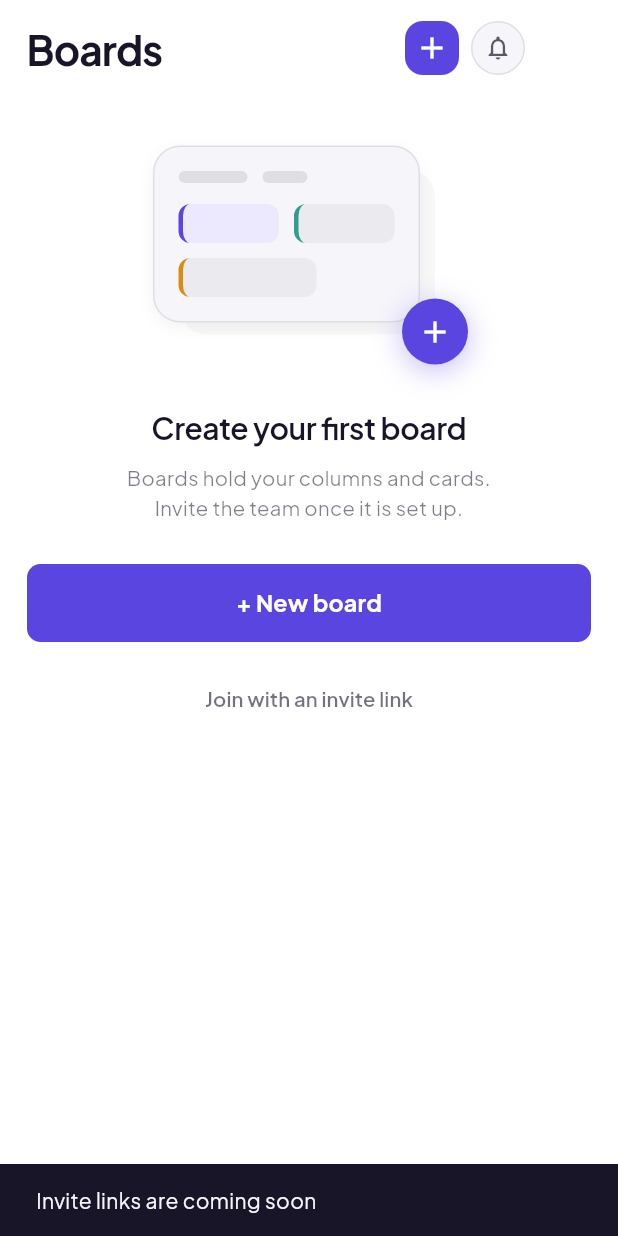
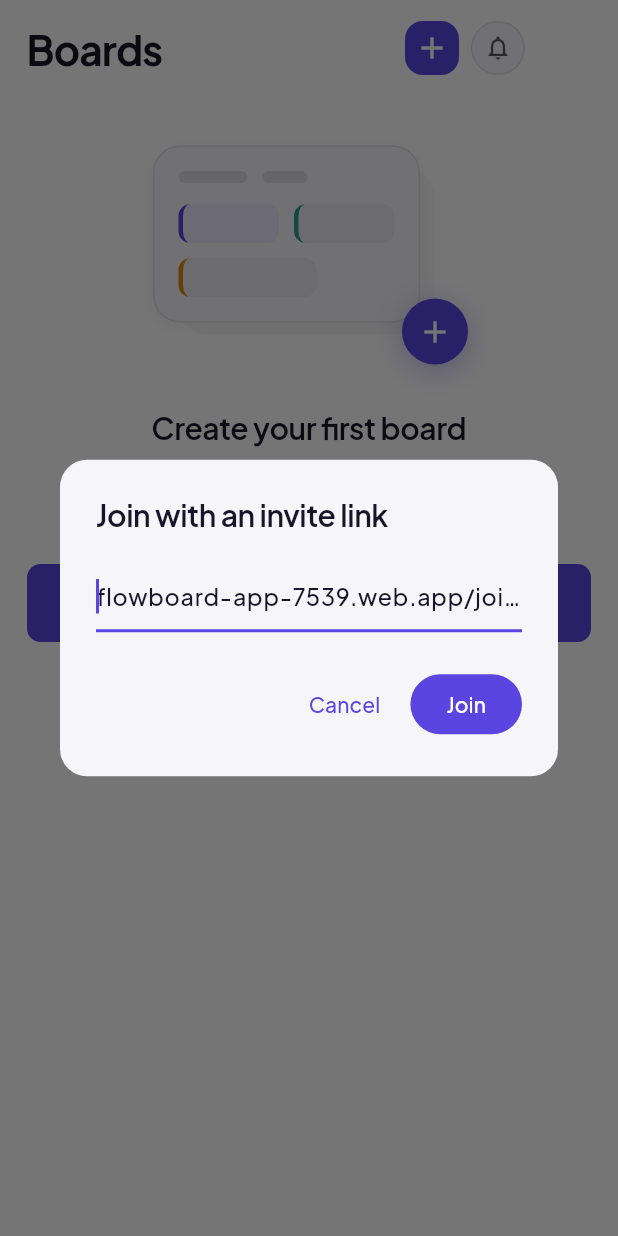
Before and after one commit to BelalSaqer/FlowBoard, a Flutter app: the screen it shows after launch, after a tap on "Skip", after a tap on "Join with an invite link", on a phone screen of 412 x 824 dp. Run offline on Flutter 3.47's test engine with Material 3 defaults, Android fonts, the phone set to English and light mode, and no system bars; our stand-ins replace cloud_firestore, firebase_auth, firebase_core, flutter_riverpod, google_fonts, image_picker and 1 more; accounts and stored records are empty.

Commit message:
Wire up "Join with an invite link" — it only ever showed a stub before
Tapping it on the empty boards list showed "Invite links are coming
soon", a leftover from before real invite links existed. Now it opens
a dialog to paste either the full link or just the board id, joins
that board the same way opening the link directly would, and lands you
on it. Verified live: a fresh account with an empty board list can
paste a link and land on the correct board, with memberIds updated
server-side to match.

```diff
--- a/lib/screens/boards_list_screen.dart
+++ b/lib/screens/boards_list_screen.dart
@@ -118,9 +118,7 @@ class BoardsListScreen extends ConsumerWidget {
             if (boards.isEmpty)
               BoardsEmptyState(
                 onCreateBoard: () => _showCreateBoardDialog(context, ref),
-                onJoinWithLink: () => ScaffoldMessenger.of(context).showSnackBar(
-                  const SnackBar(content: Text('Invite links are coming soon')),
-                ),
+                onJoinWithLink: () => _showJoinByLinkDialog(context, ref),
               )
             else ...[
               const SizedBox(height: 4),
@@ -176,6 +174,119 @@ class BoardsListScreen extends ConsumerWidget {
     showDialog<void>(
       context: context,
       builder: (_) => _CreateBoardDialog(creator: me),
+    );
+  }
+
+  void _showJoinByLinkDialog(BuildContext context, WidgetRef ref) {
+    final me = ref.read(currentMemberStateProvider);
+    if (me == null) return;
+    showDialog<void>(
+      context: context,
+      builder: (_) => _JoinByLinkDialog(me: me),
+    );
+  }
+}
+
+/// Extracts a board id from either a full invite link
+/// (`https://.../join/{id}`, with or without scheme) or a bare id pasted
+/// directly, so this works whether someone pastes the whole URL Copy
+/// Link gave them or just the id at the end of it.
+String? _parseBoardIdFromInput(String input) {
+  final trimmed = input.trim();
+  if (trimmed.isEmpty) return null;
+  final joinIndex = trimmed.indexOf('/join/');
+  if (joinIndex != -1) {
+    final rest = trimmed.substring(joinIndex + '/join/'.length);
+    final id = rest.split(RegExp(r'[/?#]')).first.trim();
+    return id.isEmpty ? null : id;
+  }
+  return trimmed;
+}
+
+class _JoinByLinkDialog extends ConsumerStatefulWidget {
+  final Member me;
+  const _JoinByLinkDialog({required this.me});
+
+  @override
+  ConsumerState<_JoinByLinkDialog> createState() => _JoinByLinkDialogState();
+}
+
+class _JoinByLinkDialogState extends ConsumerState<_JoinByLinkDialog> {
+  final _controller = TextEditingController();
+  bool _busy = false;
+  String? _error;
+
+  @override
+  void dispose() {
+    _controller.dispose();
+    super.dispose();
+  }
+
+  Future<void> _join() async {
+    final boardId = _parseBoardIdFromInput(_controller.text);
+    if (boardId == null) {
+      setState(() => _error = 'Paste an invite link to continue.');
+      return;
+    }
+    setState(() {
+      _busy = true;
+      _error = null;
+    });
+    try {
+      final board = await ref.read(boardsProvider.notifier).joinBoardByLink(boardId, widget.me);
+      if (!mounted) return;
+      Navigator.of(context).pop();
+      Navigator.of(context).push(MaterialPageRoute(builder: (_) => BoardDetailScreen(board: board)));
+    } catch (e) {
+      if (!mounted) return;
+      setState(() {
+        _busy = false;
+        _error = e is StateError ? e.message : 'That link doesn\'t look right — check it and try again.';
+      });
+    }
+  }
+
+  @override
+  Widget build(BuildContext context) {
+    final theme = Theme.of(context);
+    return AlertDialog(
+      backgroundColor: theme.colorScheme.surface,
+      shape: RoundedRectangleBorder(borderRadius: BorderRadius.circular(18)),
+      title: Text('Join with an invite link', style: AppTextStyles.h3(color: theme.colorScheme.onSurface)),
+      content: Column(
+        mainAxisSize: MainAxisSize.min,
+        crossAxisAlignment: CrossAxisAlignment.start,
+        children: [
+          TextField(
+            controller: _controller,
+            autofocus: true,
+            style: AppTextStyles.bodyLarge(color: theme.colorScheme.onSurface),
+            decoration: const InputDecoration(hintText: 'flowboard-app-7539.web.app/join/...'),
+            onSubmitted: (_) => _join(),
+          ),
+          if (_error != null) ...[
+            const SizedBox(height: 10),
+            Text(_error!, style: AppTextStyles.bodySmall(color: AppColors.priorityHigh)),
+          ],
+        ],
+      ),
+      actions: [
+        TextButton(
+          onPressed: _busy ? null : () => Navigator.of(context).pop(),
+          child: const Text('Cancel'),
+        ),
+        FilledButton(
+          onPressed: _busy ? null : _join,
+          style: FilledButton.styleFrom(backgroundColor: AppColors.primary),
+          child: _busy
+              ? const SizedBox(
+                  width: 16,
+                  height: 16,
+                  child: CircularProgressIndicator(strokeWidth: 2, color: Colors.white),
+                )
+              : const Text('Join'),
+        ),
+      ],
     );
   }
 }
```
